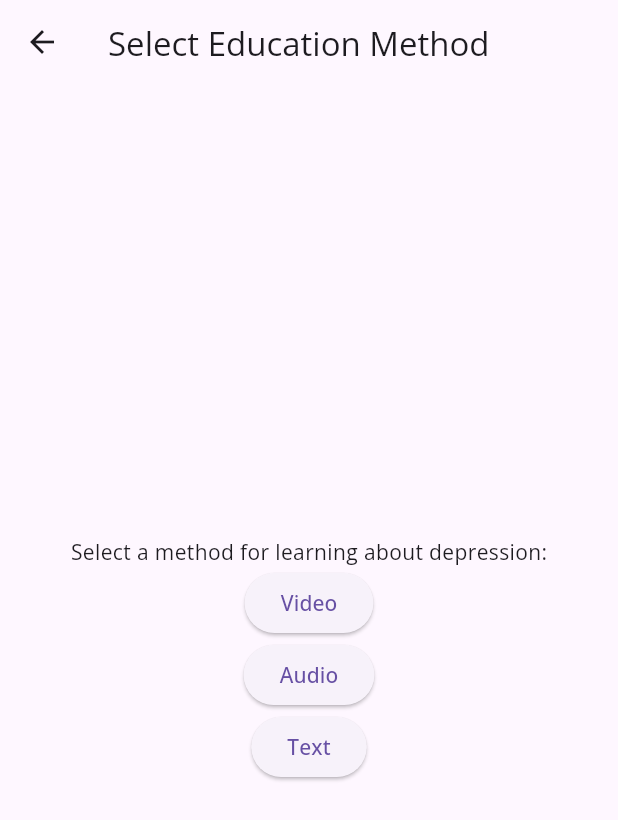
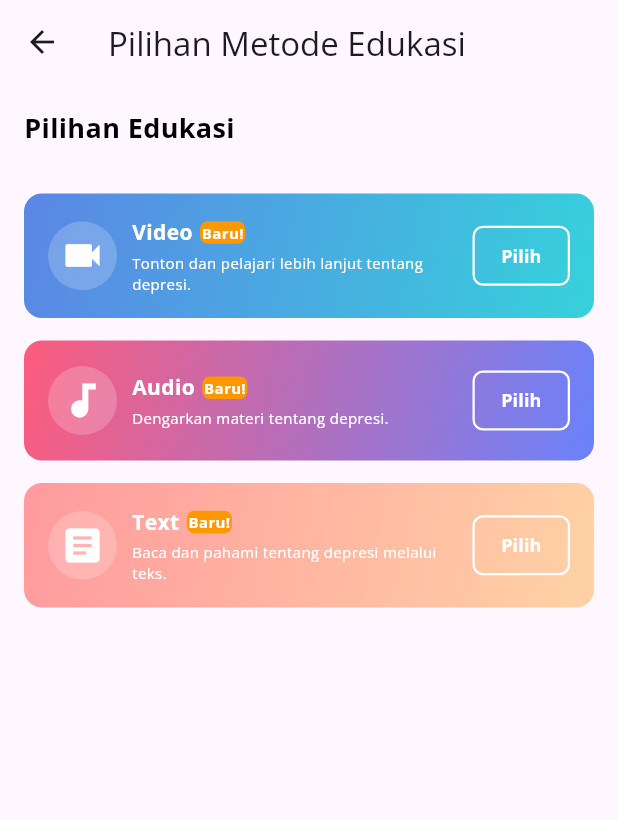
Before and after one commit to protheeuz/psyche, a Flutter app: the EducationScreen screen opened by its route, on a phone screen of 412 x 824 dp. Shown: the top 820 px of the screen. Run offline on Flutter 3.47's test engine with Material 3 defaults, Android fonts, the phone set to English and light mode, and no system bars; drawn by our look-alikes of shimmer; our stand-ins replace animated_text_kit, flutter_dotenv, lottie, shared_preferences, sqflite; accounts and stored records are empty.

Commit message:
feat: education methods widgets

```diff
--- a/lib/core/constants/app_strings.dart
+++ b/lib/core/constants/app_strings.dart
@@ -1,11 +1,11 @@
 class AppStrings {
   static const String appTitle = 'Psyche App';
-  static const String startScreening = 'Start Screening';
-  static const String education = 'Education';
-  static const String chatWithAI = 'Chat with AI';
-  static const String writeNoted = 'Write Noted';
-  static const String screeningQuestionnaire = 'Screening Questionnaire';
-  static const String selectEducationMethod = 'Select Education Method';
-  static const String chatAIWelcome = 'Welcome to AI Chat';
-  static const String notedWelcome = 'Write Your Daily Noted';
+  static const String startScreening = 'Mulai Screening';
+  static const String education = 'Edukasi';
+  static const String chatWithAI = 'Chat dengan AI';
+  static const String writeNoted = 'Buat Catatan';
+  static const String screeningQuestionnaire = 'Kuesioner Screening';
+  static const String selectEducationMethod = 'Pilihan Metode Edukasi';
+  static const String chatAIWelcome = 'AI Chats';
+  static const String notedWelcome = 'Tulis Dairy Harianmu';
 }
--- a/lib/core/widgets/custom_feature_card.dart
+++ b/lib/core/widgets/custom_feature_card.dart
@@ -6,9 +6,10 @@ class CustomFeatureCard extends StatelessWidget {
   final String subtitle;
   final String buttonText;
   final VoidCallback onButtonPressed;
-  final String labelText;
-  final String iconPath;
-  final Gradient gradient; // Parameter untuk gradient
+  final String? labelText;
+  final String? iconPath; // Optional icon path
+  final IconData? iconData; // Optional IconData
+  final Gradient gradient;
 
   const CustomFeatureCard({
     super.key,
@@ -16,8 +17,9 @@ class CustomFeatureCard extends StatelessWidget {
     required this.subtitle,
     required this.buttonText,
     required this.onButtonPressed,
-    required this.iconPath,
-    required this.gradient, // Menambahkan gradient sebagai parameter wajib
+    required this.gradient,
+    this.iconPath, // Optional
+    this.iconData, // Optional
     this.labelText = 'Baru!', // Default label text
   });
 
@@ -26,25 +28,31 @@ class CustomFeatureCard extends StatelessWidget {
     return Container(
       margin: const EdgeInsets.only(top: 15),
       decoration: BoxDecoration(
-        gradient: gradient, // Menggunakan gradient yang diberikan
+        gradient: gradient,
         borderRadius: BorderRadius.circular(12),
       ),
       padding: const EdgeInsets.all(16),
       child: Row(
         children: [
-          // Left Icon as Image
+          // Left Icon: either from Image.asset or IconData
           Container(
             padding: const EdgeInsets.all(8),
             decoration: BoxDecoration(
               color: Colors.white.withOpacity(0.2),
               shape: BoxShape.circle,
             ),
-            child: Image.asset(
-              iconPath,
-              width: 30,
-              height: 30,
-              fit: BoxFit.cover,
-            ),
+            child: iconPath != null
+                ? Image.asset(
+                    iconPath!,
+                    width: 30,
+                    height: 30,
+                    fit: BoxFit.cover,
+                  )
+                : Icon(
+                    iconData,
+                    color: Colors.white,
+                    size: 30,
+                  ),
           ),
           const SizedBox(width: 10),
 
@@ -82,7 +90,7 @@ class CustomFeatureCard extends StatelessWidget {
                         Positioned.fill(
                           child: Center(
                             child: Text(
-                              labelText,
+                              labelText!,
                               style: const TextStyle(
                                 color: Colors.white,
                                 fontSize: 10,
@@ -121,7 +129,7 @@ class CustomFeatureCard extends StatelessWidget {
               shape: RoundedRectangleBorder(
                 borderRadius: BorderRadius.circular(7),
               ),
-              fixedSize: const Size(65, 35), // Fixed button size
+              fixedSize: const Size(65, 35),
             ),
             child: Text(
               buttonText,
--- a/lib/routes/app_routes.dart
+++ b/lib/routes/app_routes.dart
@@ -2,6 +2,9 @@ import 'package:flutter/material.dart';
 import '../screens/home_screen.dart';
 import '../screens/screening_screen.dart';
 import '../screens/education_screen.dart';
+import '../screens/education_video_screen.dart'; // Tambahkan ini
+import '../screens/education_audio_screen.dart'; // Tambahkan ini
+import '../screens/education_text_screen.dart'; // Tambahkan ini
 import '../screens/chat_ai_screen.dart';
 import '../screens/noted_screen.dart';
 import '../screens/login_screen.dart';
@@ -15,6 +18,9 @@ class AppRoutes {
   static const String home = '/home';
   static const String screening = '/screening';
   static const String education = '/education';
+  static const String educationVideo = '/education/video'; // Tambahkan ini
+  static const String educationAudio = '/education/audio'; // Tambahkan ini
+  static const String educationText = '/education/text'; // Tambahkan ini
   static const String chatAI = '/chat-ai';
   static const String noted = '/noted';
   static const String login = '/login';
@@ -26,11 +32,13 @@ class AppRoutes {
       onboarding: (context) => const OnBoardingScreen(),
       home: (context) => const HomeScreen(),
       screening: (context) {
-        // Mendapatkan userId dari SharedPreferences atau dari argumen
         final int userId = ModalRoute.of(context)!.settings.arguments as int;
         return ScreeningScreen(userId: userId);
       },
-      education: (context) => EducationScreen(),
+      education: (context) => const EducationScreen(),
+      educationVideo: (context) => const EducationVideoScreen(), // Rute baru
+      educationAudio: (context) => const EducationAudioScreen(), // Rute baru
+      educationText: (context) => const EducationTextScreen(), // Rute baru
       chatAI: (context) => const ChatAiScreen(),
       noted: (context) => NotedScreen(),
       login: (context) => const LoginScreen(),
--- a/lib/screens/education_screen.dart
+++ b/lib/screens/education_screen.dart
@@ -1,35 +1,74 @@
 import 'package:flutter/material.dart';
 import '../core/constants/app_strings.dart';
+import '../core/widgets/custom_feature_card.dart';
+import '../core/constants/app_colors.dart'; // Jika Anda ingin menggunakan warna dari AppColors
+import '../routes/app_routes.dart'; // Untuk navigasi rute
 
 class EducationScreen extends StatelessWidget {
+  const EducationScreen({super.key});
+
   @override
   Widget build(BuildContext context) {
     return Scaffold(
       appBar: AppBar(
-        title: Text(AppStrings.selectEducationMethod),
+        title: const Text(AppStrings.selectEducationMethod),
       ),
-      body: Center(
+      body: Padding(
+        padding: const EdgeInsets.all(16.0),
         child: Column(
-          mainAxisAlignment: MainAxisAlignment.center,
+          mainAxisAlignment: MainAxisAlignment.start,
+          crossAxisAlignment: CrossAxisAlignment.start,
           children: [
-            Text('Select a method for learning about depression:'),
-            ElevatedButton(
-              onPressed: () {
-                // Navigate to video education
+            // Teks "Pilihan Edukasi" dengan font OpenSans
+            const Text(
+              'Pilihan Edukasi',
+              style: TextStyle(
+                fontFamily: 'OpenSans',
+                fontSize: 18,
+                fontWeight: FontWeight.bold,
+                color: Colors.black,
+              ),
+            ),
+            const SizedBox(height: 16), // Spasi di antara teks dan kartu
+
+            // CustomFeatureCards untuk Video, Audio, dan Teks
+            CustomFeatureCard(
+              title: 'Video',
+              subtitle: 'Tonton dan pelajari lebih lanjut tentang depresi.',
+              buttonText: 'Pilih',
+              onButtonPressed: () {
+                Navigator.pushNamed(context, AppRoutes.educationVideo);
               },
-              child: Text('Video'),
+              iconData: Icons.videocam, // Menggunakan IconData dari Flutter
+              gradient: AppColors.kGradient,
             ),
-            ElevatedButton(
-              onPressed: () {
-                // Navigate to audio education
+            CustomFeatureCard(
+              title: 'Audio',
+              subtitle: 'Dengarkan materi tentang depresi.',
+              buttonText: 'Pilih',
+              onButtonPressed: () {
+                Navigator.pushNamed(context, AppRoutes.educationAudio);
               },
-              child: Text('Audio'),
+              iconData: Icons.audiotrack, // Menggunakan IconData dari Flutter
+              gradient: const LinearGradient(
+                colors: [Color(0xFFFC5C7D), Color(0xFF6A82FB)],
+                begin: Alignment.topLeft,
+                end: Alignment.bottomRight,
+              ),
             ),
-            ElevatedButton(
-              onPressed: () {
-                // Navigate to text education
+            CustomFeatureCard(
+              title: 'Text',
+              subtitle: 'Baca dan pahami tentang depresi melalui teks.',
+              buttonText: 'Pilih',
+              onButtonPressed: () {
+                Navigator.pushNamed(context, AppRoutes.educationText);
               },
-              child: Text('Text'),
+              iconData: Icons.article, // Menggunakan IconData dari Flutter
+              gradient: const LinearGradient(
+                colors: [Color(0xFFFF9A9E), Color(0xFFFFD2A5)],
+                begin: Alignment.topLeft,
+                end: Alignment.bottomRight,
+              ),
             ),
           ],
         ),
```
Also changed, not shown: lib/screens/education_audio_screen.dart (added, +17 -0 lines), lib/screens/education_text_screen.dart (added, +17 -0 lines), lib/screens/education_video_screen.dart (added, +17 -0 lines), lib/screens/screening_screen.dart (+10 -7 lines).
